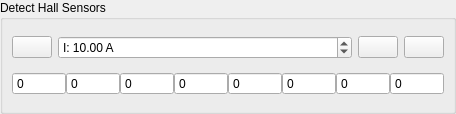
njupt-robomasters/vesc_tool-zh, file widgets/detectfochall.ui: the form before one commit.
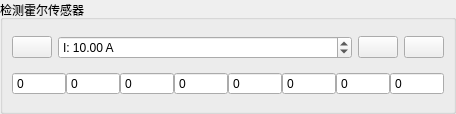
The form after the commit.

```diff
--- a/widgets/detectfochall.ui
+++ b/widgets/detectfochall.ui
@@ -29,7 +29,7 @@
    <item>
     <widget class="QGroupBox" name="groupBox">
      <property name="title">
-      <string>Detect Hall Sensors</string>
+      <string>检测霍尔传感器</string>
      </property>
      <layout class="QVBoxLayout" name="verticalLayout_2">
       <item>
```
Left out of the diff: 24 changed lines with no effect on the pictures.
